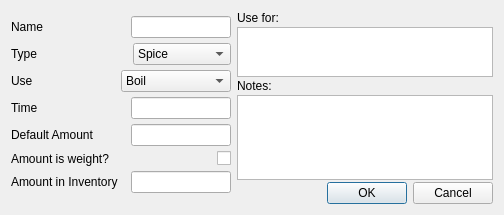
Brewtarget/brewtarget, file ui/miscEditor.ui: the form before one commit.
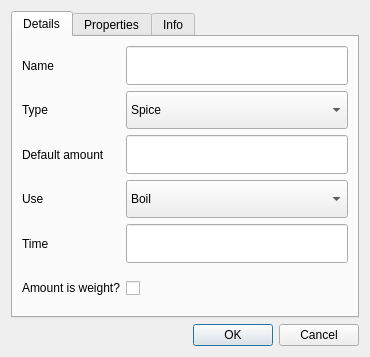
The form after the commit. Custom widgets are drawn as their Qt base class.

```diff
--- a/ui/miscEditor.ui
+++ b/ui/miscEditor.ui
@@ -6,8 +6,8 @@
    <rect>
     <x>0</x>
     <y>0</y>
-    <width>504</width>
-    <height>215</height>
+    <width>370</width>
+    <height>357</height>
    </rect>
   </property>
   <property name="windowTitle">
@@ -16,20 +16,24 @@
   <property name="configSection" stdset="0">
    <string notr="true">miscEditor</string>
   </property>
-  <layout class="QVBoxLayout" name="verticalLayout_3">
-   <item>
-    <layout class="QHBoxLayout" name="horizontalLayout_7">
-     <item>
       <layout class="QVBoxLayout" name="verticalLayout">
-       <property name="spacing">
+   <item>
+    <widget class="QTabWidget" name="tabWidget">
+     <property name="enabled">
+      <bool>true</bool>
+     </property>
+     <property name="currentIndex">
         <number>0</number>
        </property>
-       <item>
-        <layout class="QHBoxLayout" name="horizontalLayout">
-         <item>
+     <widget class="QWidget" name="tabMiscDetails">
+      <attribute name="title">
+       <string>Details</string>
+      </attribute>
+      <layout class="QFormLayout" name="formLayout">
+       <item row="0" column="0">
           <widget class="QLabel" name="label_name">
            <property name="sizePolicy">
-            <sizepolicy hsizetype="Expanding" vsizetype="Fixed">
+          <sizepolicy hsizetype="Expanding" vsizetype="Expanding">
              <horstretch>0</horstretch>
              <verstretch>0</verstretch>
             </sizepolicy>
@@ -45,10 +49,10 @@
            </property>
           </widget>
          </item>
-         <item>
+       <item row="0" column="1">
           <widget class="QLineEdit" name="lineEdit_name">
            <property name="sizePolicy">
-            <sizepolicy hsizetype="Fixed" vsizetype="Fixed">
+          <sizepolicy hsizetype="Expanding" vsizetype="Minimum">
              <horstretch>100</horstretch>
              <verstretch>0</verstretch>
             </sizepolicy>
@@ -61,7 +65,7 @@
            </property>
            <property name="maximumSize">
             <size>
-             <width>100</width>
+           <width>16777215</width>
              <height>16777215</height>
             </size>
            </property>
@@ -70,17 +74,10 @@
            </property>
           </widget>
          </item>
-        </layout>
-       </item>
-       <item>
-        <layout class="QHBoxLayout" name="horizontalLayout_2">
-         <property name="spacing">
-          <number>6</number>
-         </property>
-         <item>
+       <item row="1" column="0">
           <widget class="QLabel" name="label_type">
            <property name="sizePolicy">
-            <sizepolicy hsizetype="Expanding" vsizetype="Fixed">
+          <sizepolicy hsizetype="Expanding" vsizetype="Expanding">
              <horstretch>0</horstretch>
              <verstretch>0</verstretch>
             </sizepolicy>
@@ -96,8 +93,14 @@
            </property>
           </widget>
          </item>
-         <item>
+       <item row="1" column="1">
           <widget class="QComboBox" name="comboBox_type">
+         <property name="sizePolicy">
+          <sizepolicy hsizetype="Expanding" vsizetype="Minimum">
+           <horstretch>0</horstretch>
+           <verstretch>0</verstretch>
+          </sizepolicy>
+         </property>
            <property name="toolTip">
             <string>Type</string>
            </property>
@@ -133,14 +136,57 @@
            </item>
           </widget>
          </item>
-        </layout>
+       <item row="2" column="0">
+        <widget class="BtMixedLabel" name="label_amount">
+         <property name="sizePolicy">
+          <sizepolicy hsizetype="Expanding" vsizetype="Expanding">
+           <horstretch>0</horstretch>
+           <verstretch>0</verstretch>
+          </sizepolicy>
+         </property>
+         <property name="contextMenuPolicy">
+          <enum>Qt::CustomContextMenu</enum>
+         </property>
+         <property name="text">
+          <string>Default amount</string>
+         </property>
+         <property name="buddy">
+          <cstring>lineEdit_amount</cstring>
+         </property>
+        </widget>
        </item>
-       <item>
-        <layout class="QHBoxLayout" name="horizontalLayout_3">
-         <item>
+       <item row="2" column="1">
+        <widget class="BtMixedEdit" name="lineEdit_amount">
+         <property name="sizePolicy">
+          <sizepolicy hsizetype="Expanding" vsizetype="Minimum">
+           <horstretch>100</horstretch>
+           <verstretch>0</verstretch>
+          </sizepolicy>
+         </property>
+         <property name="minimumSize">
+          <size>
+           <width>100</width>
+           <height>0</height>
+          </size>
+         </property>
+         <property name="maximumSize">
+          <size>
+           <width>16777215</width>
+           <height>16777215</height>
+          </size>
+         </property>
+         <property name="toolTip">
+          <string>Amount</string>
+         </property>
+         <property name="editField" stdset="0">
+          <string notr="true">amount</string>
+         </property>
+        </widget>
+       </item>
+       <item row="3" column="0">
           <widget class="QLabel" name="label_use">
            <property name="sizePolicy">
-            <sizepolicy hsizetype="Preferred" vsizetype="Fixed">
+          <sizepolicy hsizetype="Preferred" vsizetype="Expanding">
              <horstretch>0</horstretch>
              <verstretch>0</verstretch>
             </sizepolicy>
@@ -156,8 +202,14 @@
            </property>
           </widget>
          </item>
-         <item>
+       <item row="3" column="1">
           <widget class="QComboBox" name="comboBox_use">
+         <property name="sizePolicy">
+          <sizepolicy hsizetype="Expanding" vsizetype="Minimum">
+           <horstretch>0</horstretch>
+           <verstretch>0</verstretch>
+          </sizepolicy>
+         </property>
            <property name="toolTip">
             <string>Use</string>
            </property>
@@ -188,36 +240,10 @@
            </item>
           </widget>
          </item>
-        </layout>
-       </item>
-       <item>
-        <layout class="QHBoxLayout" name="horizontalLayout_4">
-         <item>
-          <widget class="BtTimeLabel" name="label_time">
-           <property name="sizePolicy">
-            <sizepolicy hsizetype="Expanding" vsizetype="Fixed">
-             <horstretch>0</horstretch>
-             <verstretch>0</verstretch>
-            </sizepolicy>
-           </property>
-           <property name="contextMenuPolicy">
-            <enum>Qt::CustomContextMenu</enum>
-           </property>
-           <property name="text">
-            <string>Time</string>
-           </property>
-           <property name="alignment">
-            <set>Qt::AlignLeading|Qt::AlignLeft|Qt::AlignVCenter</set>
-           </property>
-           <property name="buddy">
-            <cstring>lineEdit_time</cstring>
-           </property>
-          </widget>
-         </item>
-         <item>
+       <item row="4" column="1">
           <widget class="BtTimeEdit" name="lineEdit_time">
            <property name="sizePolicy">
-            <sizepolicy hsizetype="Fixed" vsizetype="Fixed">
+          <sizepolicy hsizetype="Expanding" vsizetype="Minimum">
              <horstretch>100</horstretch>
              <verstretch>0</verstretch>
             </sizepolicy>
@@ -230,7 +256,7 @@
            </property>
            <property name="maximumSize">
             <size>
-             <width>100</width>
+           <width>16777215</width>
              <height>16777215</height>
             </size>
            </property>
@@ -242,17 +268,10 @@
            </property>
           </widget>
          </item>
-        </layout>
-       </item>
-       <item>
-        <layout class="QHBoxLayout" name="horizontalLayout_5">
-         <property name="spacing">
-          <number>6</number>
-         </property>
-         <item>
-          <widget class="BtMixedLabel" name="label_amount">
+       <item row="4" column="0">
+        <widget class="BtTimeLabel" name="label_time">
            <property name="sizePolicy">
-            <sizepolicy hsizetype="Expanding" vsizetype="Fixed">
+          <sizepolicy hsizetype="Expanding" vsizetype="Expanding">
              <horstretch>0</horstretch>
              <verstretch>0</verstretch>
             </sizepolicy>
@@ -261,49 +280,20 @@
             <enum>Qt::CustomContextMenu</enum>
            </property>
            <property name="text">
-            <string>Default Amount</string>
+          <string>Time</string>
+         </property>
+         <property name="alignment">
+          <set>Qt::AlignLeading|Qt::AlignLeft|Qt::AlignVCenter</set>
            </property>
            <property name="buddy">
             <cstring>lineEdit_amount</cstring>
            </property>
           </widget>
          </item>
-         <item>
-          <widget class="BtMixedEdit" name="lineEdit_amount">
-           <property name="sizePolicy">
-            <sizepolicy hsizetype="Fixed" vsizetype="Fixed">
-             <horstretch>100</horstretch>
-             <verstretch>0</verstretch>
-            </sizepolicy>
-           </property>
-           <property name="minimumSize">
-            <size>
-             <width>100</width>
-             <height>0</height>
-            </size>
-           </property>
-           <property name="maximumSize">
-            <size>
-             <width>100</width>
-             <height>16777215</height>
-            </size>
-           </property>
-           <property name="toolTip">
-            <string>Amount</string>
-           </property>
-           <property name="editField" stdset="0">
-            <string notr="true">amount</string>
-           </property>
-          </widget>
-         </item>
-        </layout>
-       </item>
-       <item>
-        <layout class="QHBoxLayout" name="horizontalLayout_6">
-         <item>
+       <item row="5" column="0">
           <widget class="QLabel" name="label_isWeight">
            <property name="sizePolicy">
-            <sizepolicy hsizetype="Expanding" vsizetype="Preferred">
+          <sizepolicy hsizetype="Expanding" vsizetype="Expanding">
              <horstretch>0</horstretch>
              <verstretch>0</verstretch>
             </sizepolicy>
@@ -319,10 +309,10 @@
            </property>
           </widget>
          </item>
-         <item>
+       <item row="5" column="1">
           <widget class="QCheckBox" name="checkBox_isWeight">
            <property name="sizePolicy">
-            <sizepolicy hsizetype="Minimum" vsizetype="Fixed">
+          <sizepolicy hsizetype="Expanding" vsizetype="Minimum">
              <horstretch>0</horstretch>
              <verstretch>0</verstretch>
             </sizepolicy>
@@ -336,33 +326,49 @@
           </widget>
          </item>
         </layout>
-       </item>
+     </widget>
+     <widget class="QWidget" name="tabMiscProperties">
+      <attribute name="title">
+       <string>Properties</string>
+      </attribute>
+     </widget>
+     <widget class="QWidget" name="tabMiscInfo">
+      <attribute name="title">
+       <string>Info</string>
+      </attribute>
+      <layout class="QVBoxLayout" name="verticalLayout_2">
        <item>
-        <layout class="QHBoxLayout" name="horizontalLayout_17">
-         <item>
+        <layout class="QFormLayout" name="formLayout_2">
+         <item row="0" column="0">
           <widget class="BtMixedLabel" name="label_inventory">
+           <property name="sizePolicy">
+            <sizepolicy hsizetype="Minimum" vsizetype="Minimum">
+             <horstretch>0</horstretch>
+             <verstretch>0</verstretch>
+            </sizepolicy>
+           </property>
            <property name="contextMenuPolicy">
             <enum>Qt::CustomContextMenu</enum>
            </property>
            <property name="text">
-            <string>Amount in Inventory</string>
+            <string>Amount in inventory</string>
            </property>
            <property name="buddy">
             <cstring>lineEdit_inventory</cstring>
            </property>
           </widget>
          </item>
-         <item>
+         <item row="0" column="1">
           <widget class="BtMixedEdit" name="lineEdit_inventory">
            <property name="sizePolicy">
-            <sizepolicy hsizetype="Maximum" vsizetype="Fixed">
+            <sizepolicy hsizetype="Expanding" vsizetype="Minimum">
              <horstretch>0</horstretch>
              <verstretch>0</verstretch>
             </sizepolicy>
            </property>
            <property name="maximumSize">
             <size>
-             <width>100</width>
+             <width>16777215</width>
              <height>16777215</height>
             </size>
            </property>
@@ -376,18 +382,14 @@
          </item>
         </layout>
        </item>
-      </layout>
-     </item>
-     <item>
-      <layout class="QVBoxLayout" name="verticalLayout_2">
-       <property name="spacing">
-        <number>2</number>
-       </property>
-       <property name="sizeConstraint">
-        <enum>QLayout::SetFixedSize</enum>
-       </property>
        <item>
         <widget class="QLabel" name="label_useFor">
+         <property name="sizePolicy">
+          <sizepolicy hsizetype="Preferred" vsizetype="Minimum">
+           <horstretch>0</horstretch>
+           <verstretch>0</verstretch>
+          </sizepolicy>
+         </property>
          <property name="text">
           <string>Use for:</string>
          </property>
@@ -399,7 +401,7 @@
        <item>
         <widget class="QTextEdit" name="textEdit_useFor">
          <property name="sizePolicy">
-          <sizepolicy hsizetype="Preferred" vsizetype="Maximum">
+          <sizepolicy hsizetype="Preferred" vsizetype="Minimum">
            <horstretch>200</horstretch>
            <verstretch>50</verstretch>
           </sizepolicy>
@@ -410,10 +412,19 @@
            <height>50</height>
           </size>
          </property>
+         <property name="frameShape">
+          <enum>QFrame::Box</enum>
+         </property>
         </widget>
        </item>
        <item>
         <widget class="QLabel" name="label_notes">
+         <property name="sizePolicy">
+          <sizepolicy hsizetype="Preferred" vsizetype="Minimum">
+           <horstretch>0</horstretch>
+           <verstretch>0</verstretch>
+          </sizepolicy>
+         </property>
          <property name="text">
           <string>Notes:</string>
          </property>
@@ -425,23 +436,30 @@
        <item>
         <widget class="QTextEdit" name="textEdit_notes">
          <property name="sizePolicy">
-          <sizepolicy hsizetype="Preferred" vsizetype="Preferred">
+          <sizepolicy hsizetype="Preferred" vsizetype="Minimum">
            <horstretch>200</horstretch>
            <verstretch>50</verstretch>
           </sizepolicy>
          </property>
          <property name="minimumSize">
           <size>
-           <width>200</width>
-           <height>50</height>
+           <width>0</width>
+           <height>0</height>
           </size>
          </property>
          <property name="maximumSize">
           <size>
            <width>1000</width>
-           <height>1000</height>
+           <height>100</height>
           </size>
          </property>
+         <property name="frameShape">
+          <enum>QFrame::Box</enum>
+         </property>
+        </widget>
+       </item>
+      </layout>
+     </widget>
         </widget>
        </item>
        <item>
@@ -453,10 +471,6 @@
           <set>QDialogButtonBox::Cancel|QDialogButtonBox::Ok</set>
          </property>
         </widget>
-       </item>
-      </layout>
-     </item>
-    </layout>
    </item>
   </layout>
  </widget>
```
Left out of the diff: 2 changed lines with no effect on the pictures. Lines whose indentation alone changed are shown as unchanged.
